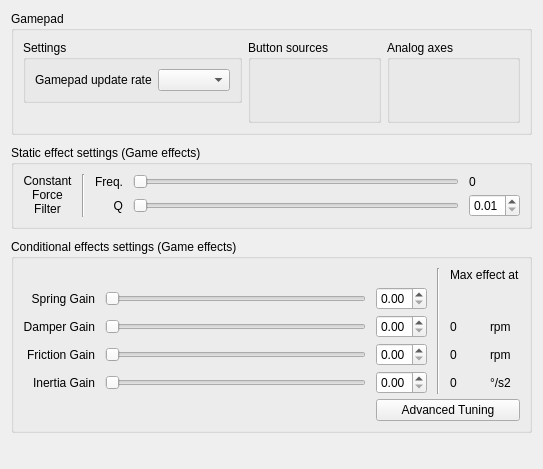
Before: the Qt Designer form res/ffbclass.ui in Ultrawipf/OpenFFBoard-configurator, drawn with Qt 5.
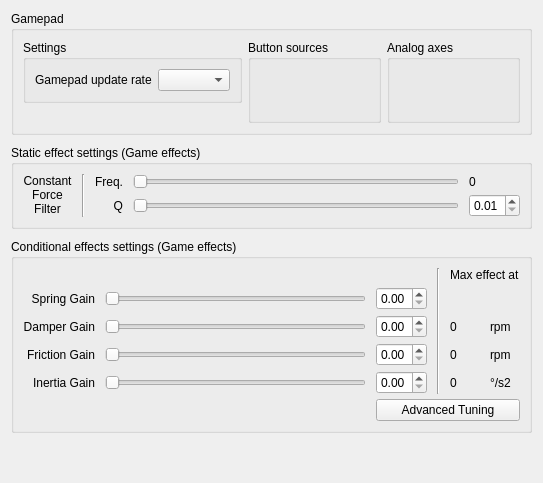
After: the same form once the commit is applied.

```diff
--- a/res/ffbclass.ui
+++ b/res/ffbclass.ui
@@ -7,7 +7,7 @@
     <x>0</x>
     <y>0</y>
     <width>543</width>
-    <height>469</height>
+    <height>483</height>
    </rect>
   </property>
   <property name="windowTitle">
```
Left out of the diff: 19 changed lines with no effect on the pictures.
